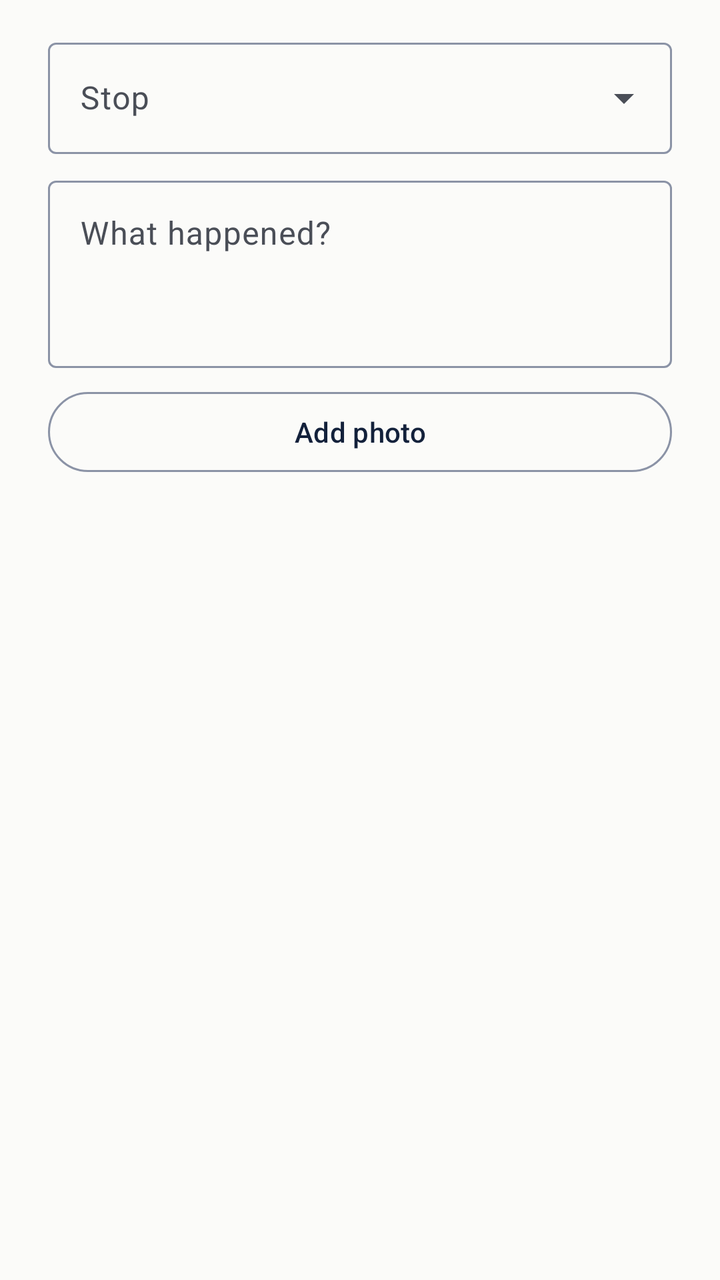
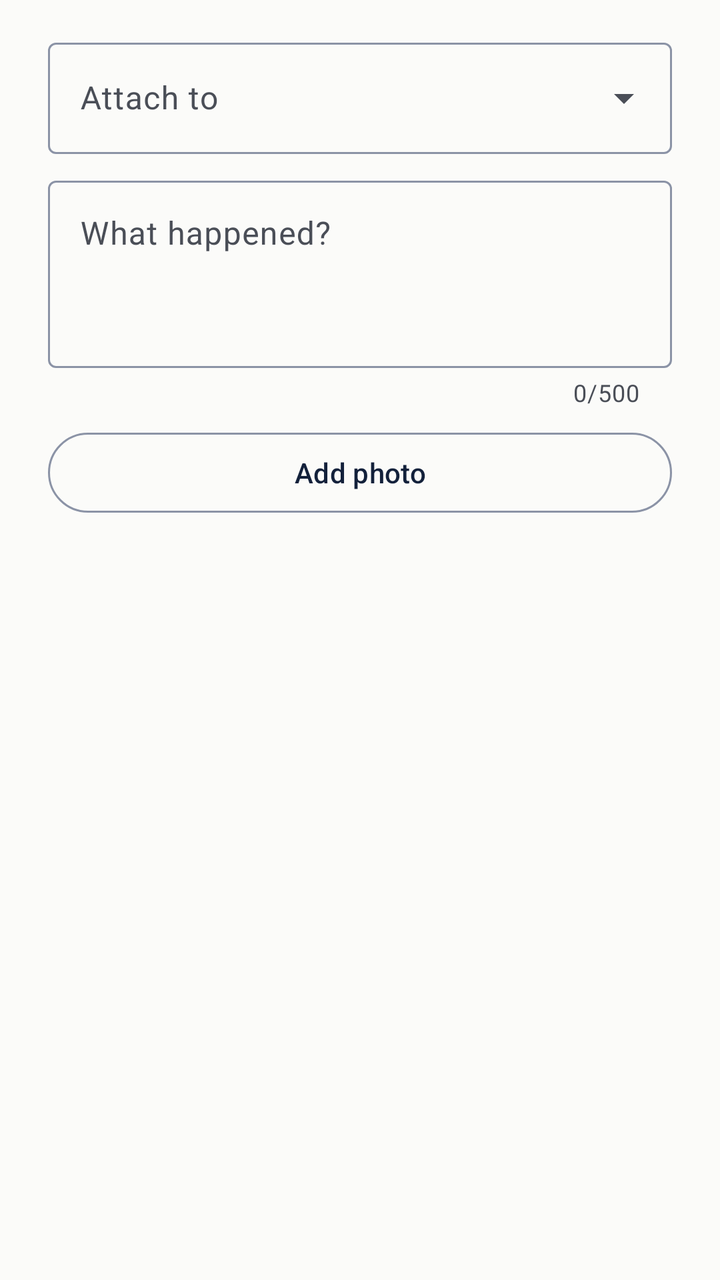

Before-and-after screenshots of an Android layout around one commit, followed by the original layout XML and the change that was made.
<!-- AndroidManifest.xml: application theme Theme.TripFit -->
<!-- res/layout/dialog_add_journal.xml -->
<?xml version="1.0" encoding="utf-8"?>
<LinearLayout xmlns:android="http://schemas.android.com/apk/res/android"
    xmlns:app="http://schemas.android.com/apk/res-auto"
    android:layout_width="match_parent"
    android:layout_height="wrap_content"
    android:orientation="vertical"
    android:paddingHorizontal="@dimen/space_lg"
    android:paddingTop="@dimen/space_md">

    <com.google.android.material.textfield.TextInputLayout
        style="@style/Widget.Material3.TextInputLayout.OutlinedBox.ExposedDropdownMenu"
        android:layout_width="match_parent"
        android:layout_height="wrap_content"
        android:hint="@string/entry_stop_label">

        <com.google.android.material.textfield.MaterialAutoCompleteTextView
            android:id="@+id/input_entry_stop"
            android:layout_width="match_parent"
            android:layout_height="wrap_content"
            android:inputType="none" />

    </com.google.android.material.textfield.TextInputLayout>

    <com.google.android.material.textfield.TextInputLayout
        android:id="@+id/layout_entry_note"
        style="@style/Widget.Material3.TextInputLayout.OutlinedBox"
        android:layout_width="match_parent"
        android:layout_height="wrap_content"
        android:layout_marginTop="@dimen/space_sm"
        android:hint="@string/field_entry_hint">

        <com.google.android.material.textfield.TextInputEditText
            android:id="@+id/input_entry_note"
            android:layout_width="match_parent"
            android:layout_height="wrap_content"
            android:gravity="top"
            android:inputType="textMultiLine|textCapSentences"
            android:maxLength="500"
            android:minLines="3" />

    </com.google.android.material.textfield.TextInputLayout>

    <com.google.android.material.button.MaterialButton
        android:id="@+id/button_entry_photo"
        style="@style/Widget.Material3.Button.OutlinedButton"
        android:layout_width="match_parent"
        android:layout_height="wrap_content"
        android:layout_marginTop="@dimen/space_sm"
        android:text="@string/action_pick_photo" />

</LinearLayout>
<!-- resources referenced by this layout -->
<resources>
  <dimen name="space_lg">24dp</dimen>
  <dimen name="space_md">16dp</dimen>
  <dimen name="space_sm">8dp</dimen>
  <string name="action_pick_photo">Add photo</string>
  <string name="entry_stop_label">Stop</string>
  <string name="field_entry_hint">What happened?</string>
  <style name="Theme.TripFit" parent="Base.Theme.TripFit" />
  <style name="Base.Theme.TripFit" parent="Theme.Material3.DayNight.NoActionBar">
          <item name="colorPrimary">@color/md_primary</item>
          <item name="colorOnPrimary">@color/md_on_primary</item>
          <item name="colorPrimaryContainer">@color/md_primary_container</item>
          <item name="colorOnPrimaryContainer">@color/md_on_primary_container</item>
  
          <item name="colorSecondary">@color/md_secondary</item>
          <item name="colorOnSecondary">@color/md_on_secondary</item>
          <item name="colorSecondaryContainer">@color/md_secondary_container</item>
          <item name="colorOnSecondaryContainer">@color/md_on_secondary_container</item>
  
          <item name="android:colorBackground">@color/md_background</item>
          <item name="colorOnBackground">@color/md_on_background</item>
          <item name="colorSurface">@color/md_surface</item>
          <item name="colorOnSurface">@color/md_on_surface</item>
          <item name="colorSurfaceVariant">@color/md_surface_variant</item>
          <item name="colorOnSurfaceVariant">@color/md_on_surface_variant</item>
          <item name="colorOutline">@color/md_outline</item>
      </style>
  <color name="md_primary">#13213B</color>
  <color name="md_on_primary">#FFFFFF</color>
  <color name="md_primary_container">#D7DEEA</color>
  <color name="md_on_primary_container">#13213B</color>
  <color name="md_secondary">#8A5B00</color>
  <color name="md_on_secondary">#FFFFFF</color>
  <color name="md_secondary_container">#FFE8B2</color>
  <color name="md_on_secondary_container">#2B1B00</color>
  <color name="md_background">#FBFBF9</color>
  <color name="md_on_background">#15181D</color>
  <color name="md_surface">#FBFBF9</color>
  <color name="md_on_surface">#15181D</color>
  <color name="md_surface_variant">#E7E9ED</color>
  <color name="md_on_surface_variant">#4A4E57</color>
  <color name="md_outline">#8B93A6</color>
</resources>

<!-- the commit's change to res/layout/dialog_add_journal.xml (unified diff, before → after) -->
@@ -27,7 +27,9 @@
         android:layout_width="match_parent"
         android:layout_height="wrap_content"
         android:layout_marginTop="@dimen/space_sm"
-        android:hint="@string/field_entry_hint">
+        android:hint="@string/field_entry_hint"
+        app:counterEnabled="true"
+        app:counterMaxLength="500">
 
         <com.google.android.material.textfield.TextInputEditText
             android:id="@+id/input_entry_note"
@@ -46,6 +48,7 @@
         android:layout_width="match_parent"
         android:layout_height="wrap_content"
         android:layout_marginTop="@dimen/space_sm"
+        android:minHeight="48dp"
         android:text="@string/action_pick_photo" />
 
 </LinearLayout>
<!-- resource entries referenced after the edit -->
@@ -4,7 +4,7 @@
   <dimen name="space_md">16dp</dimen>
   <dimen name="space_sm">8dp</dimen>
   <string name="action_pick_photo">Add photo</string>
-  <string name="entry_stop_label">Stop</string>
+  <string name="entry_stop_label">Attach to</string>
   <string name="field_entry_hint">What happened?</string>
   <style name="Theme.TripFit" parent="Base.Theme.TripFit" />
   <style name="Base.Theme.TripFit" parent="Theme.Material3.DayNight.NoActionBar">
